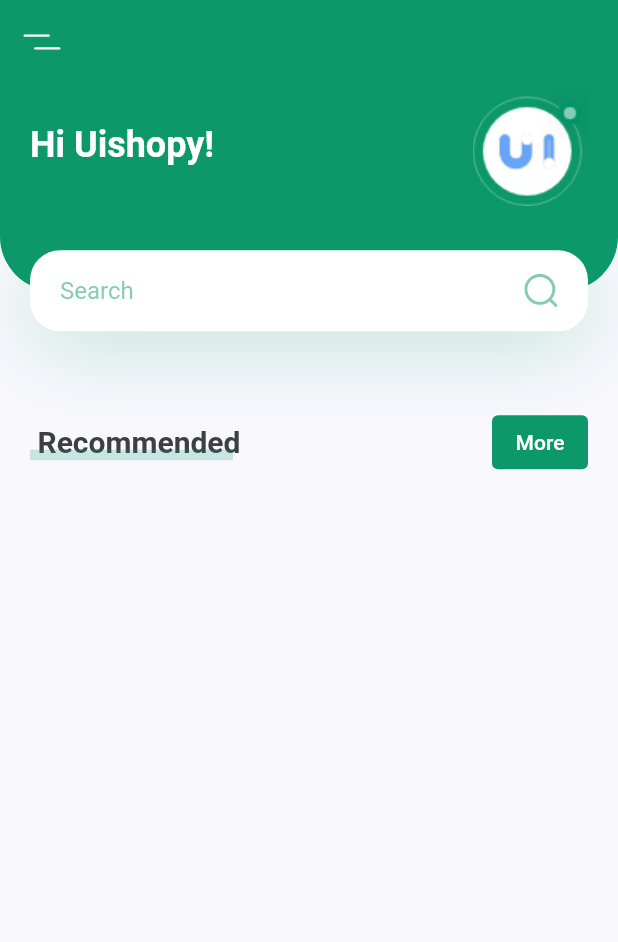
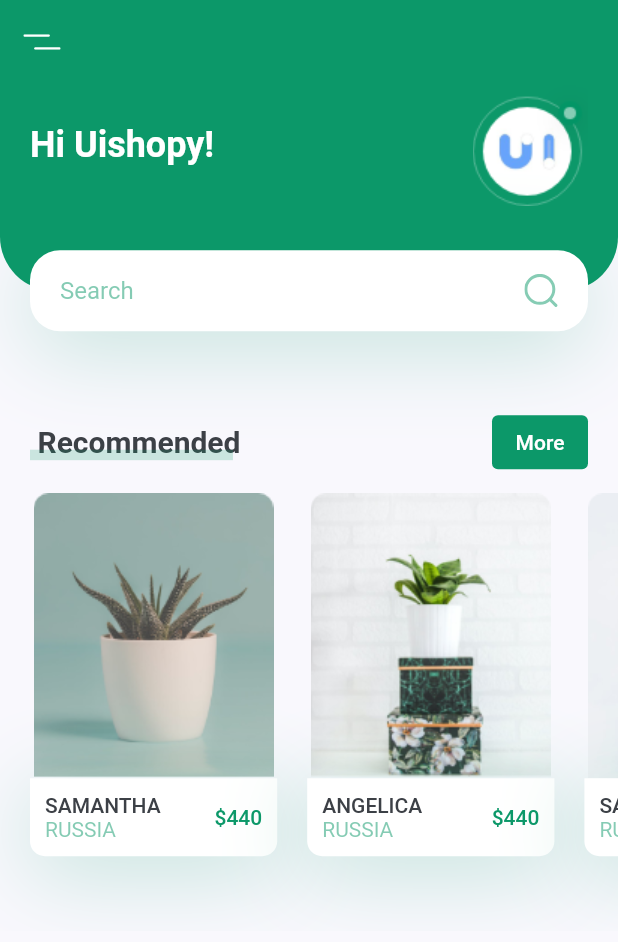
Before and after one commit to sEmoto0808/Flutter-Plant-App, a Flutter app: the screen it shows after launch, on a phone screen of 412 x 824 dp. Shown: the top 942 px of the screen. Run offline on Flutter 3.47's test engine with Material 2 defaults, Android fonts, the phone set to English and light mode, and no system bars; our stand-ins replace flutter_svg.

Commit message:
create recommend_plants

```diff
--- a/lib/screens/home/components/body.dart
+++ b/lib/screens/home/components/body.dart
@@ -1,5 +1,6 @@
 import 'package:flutter/material.dart';
 import 'package:flutter_plant_app/constants.dart';
+import 'package:flutter_plant_app/screens/home/components/recommend_plants.dart';
 import 'package:flutter_plant_app/screens/home/components/title_with_more_button.dart';
 
 import 'header_with_search_box.dart';
@@ -16,6 +17,7 @@ class Body extends StatelessWidget {
         children: [
           HeaderWithSearchBox(size: size),
           TitleWithMoreButton(title: 'Recommended', onPressed: () {}),
+          RecommendPlants(),
         ],
       ),
     );
--- /dev/null
+++ b/lib/screens/home/components/recommend_plants.dart
@@ -0,0 +1,121 @@
+import 'package:flutter/material.dart';
+
+import '../../../constants.dart';
+
+class RecommendPlants extends StatelessWidget {
+  const RecommendPlants({
+    Key? key,
+  }) : super(key: key);
+
+  @override
+  Widget build(BuildContext context) {
+    return SingleChildScrollView(
+      scrollDirection: Axis.horizontal,
+      child: Row(
+        children: [
+          RecommendPlantCard(
+            image: 'assets/images/image_1.png',
+            title: 'Samantha',
+            country: 'Russia',
+            price: 440,
+            onPressed: () {},
+          ),
+          RecommendPlantCard(
+            image: 'assets/images/image_2.png',
+            title: 'Angelica',
+            country: 'Russia',
+            price: 440,
+            onPressed: () {},
+          ),
+          RecommendPlantCard(
+            image: 'assets/images/image_3.png',
+            title: 'Samantha',
+            country: 'Russia',
+            price: 440,
+            onPressed: () {},
+          ),
+        ],
+      ),
+    );
+  }
+}
+
+class RecommendPlantCard extends StatelessWidget {
+  const RecommendPlantCard(
+      {Key? key,
+        required this.image,
+        required this.title,
+        required this.country,
+        required this.onPressed,
+        required this.price})
+      : super(key: key);
+
+  final String image, title, country;
+  final int price;
+  final Function onPressed;
+
+  @override
+  Widget build(BuildContext context) {
+    final size = MediaQuery.of(context).size;
+
+    return Container(
+      margin: const EdgeInsets.only(
+          left: kDefaultPadding,
+          top: kDefaultPadding / 2,
+          bottom: kDefaultPadding * 2.5),
+      width: size.width * 0.4,
+      child: Column(
+        children: [
+          Image.asset(image),
+          GestureDetector(
+            onTap: () => onPressed,
+            child: Container(
+              padding: const EdgeInsets.all(kDefaultPadding / 2),
+              decoration: BoxDecoration(
+                color: Colors.white,
+                borderRadius: const BorderRadius.only(
+                  bottomLeft: Radius.circular(10),
+                  bottomRight: Radius.circular(10),
+                ),
+                boxShadow: [
+                  BoxShadow(
+                    offset: const Offset(0, 10),
+                    blurRadius: 50,
+                    color: kPrimaryColor.withOpacity(0.23),
+                  ),
+                ],
+              ),
+              child: Row(
+                children: [
+                  RichText(
+                    text: TextSpan(
+                      children: [
+                        TextSpan(
+                          text: '$title\n'.toUpperCase(),
+                          style: Theme.of(context).textTheme.button,
+                        ),
+                        TextSpan(
+                          text: country.toUpperCase(),
+                          style:
+                          TextStyle(color: kPrimaryColor.withOpacity(0.5)),
+                        ),
+                      ],
+                    ),
+                  ),
+                  const Spacer(),
+                  Text(
+                    '\$$price',
+                    style: Theme.of(context)
+                        .textTheme
+                        .button
+                        ?.copyWith(color: kPrimaryColor),
+                  )
+                ],
+              ),
+            ),
+          ),
+        ],
+      ),
+    );
+  }
+}
```
